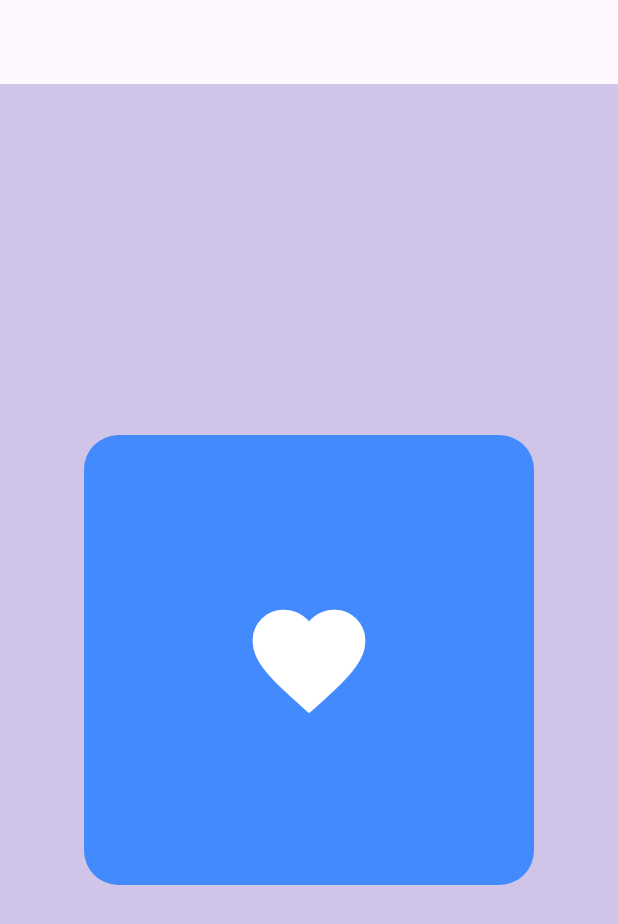
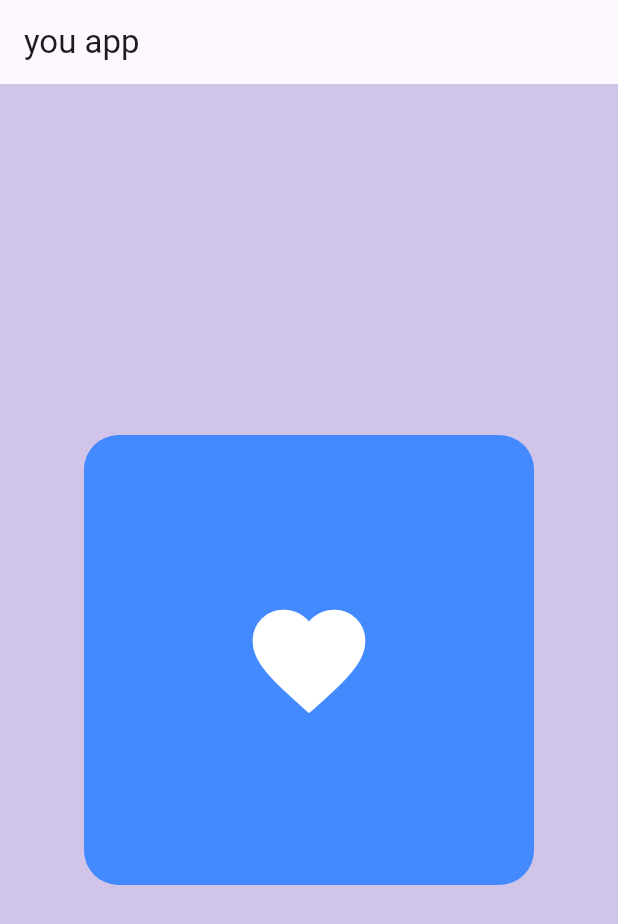
Before and after one commit to Ryuuutaaa/flutter-fundamentals, a Flutter app: the screen it shows after launch, on a phone screen of 412 x 824 dp. Shown: the top 924 px of the screen. Run offline on Flutter 3.47's test engine with Material 3 defaults, Android fonts, the phone set to English and light mode, and no system bars.

Commit message:
feat : add title appbar

```diff
--- a/lib/main.dart
+++ b/lib/main.dart
@@ -13,7 +13,9 @@ class MyApp extends StatelessWidget {
       debugShowCheckedModeBanner: false,
       home: Scaffold(
         backgroundColor: Colors.deepPurple[100],
-        appBar: AppBar(),
+        appBar: AppBar(
+          title: Text("you app"),
+        ),
         body: Center(
           child: Container(
             height: 300,
```
